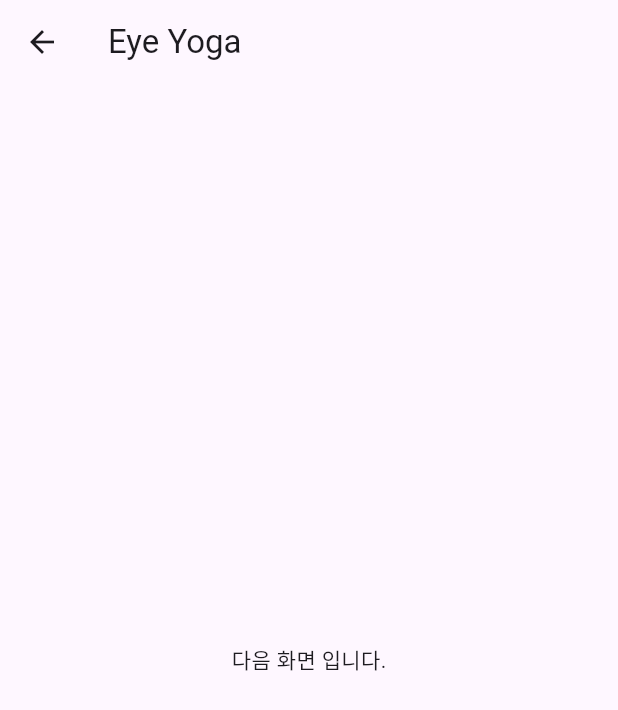
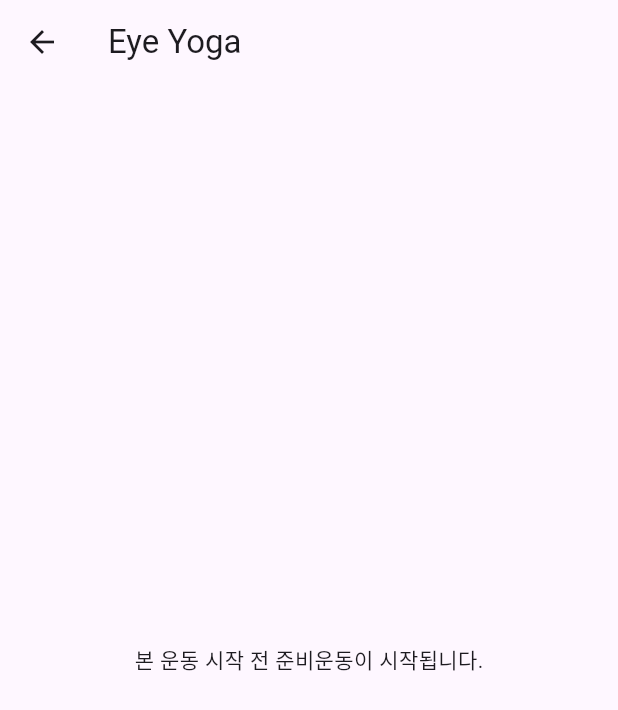
Before and after one commit to juyeong0103/eye-yoga, a Flutter app: the NextScreen screen opened directly, on a phone screen of 412 x 824 dp. Shown: the top 710 px of the screen. Run offline on Flutter 3.47's test engine with Material 3 defaults, Android fonts, the phone set to English and light mode, and no system bars.

Commit message:
안내문 화면 메세지 변경

```diff
--- a/lib/screen/notice.dart
+++ b/lib/screen/notice.dart
@@ -54,7 +54,7 @@ class NextScreen extends StatelessWidget {
   Widget build(BuildContext context) {
     return Scaffold(
       appBar: AppBar(title: Text('Eye Yoga')),
-      body: Center(child: Text('다음 화면 입니다.')),
+      body: Center(child: Text('본 운동 시작 전 준비운동이 시작됩니다.')),
     );
   }
 }
```
